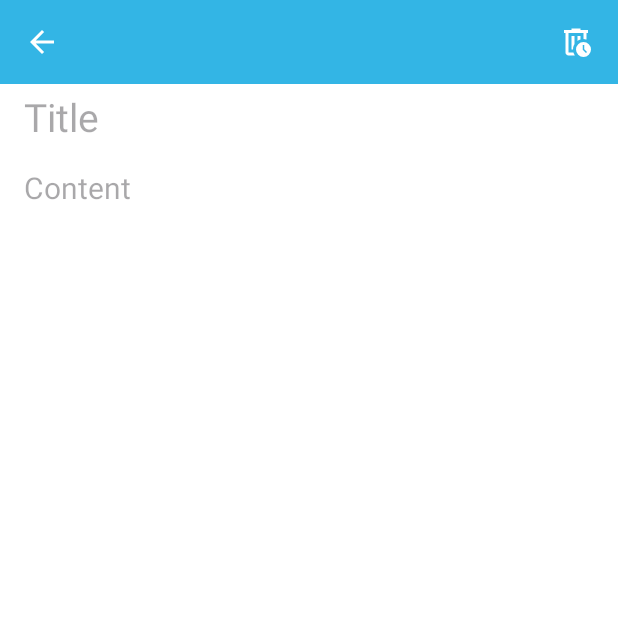
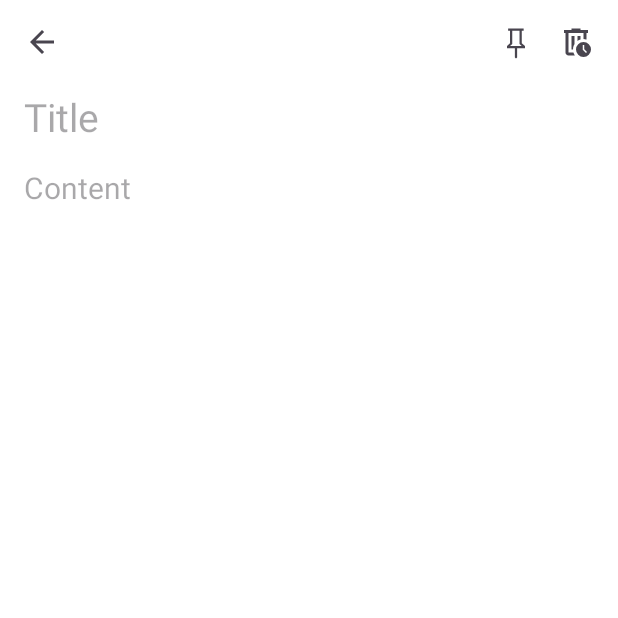
Before and after one commit to ivarjt/notes-app, an Android app built with Jetpack Compose: the screen it shows after launch (NoteEditorActivity), after a tap on an icon or button, on a phone screen of 412 x 824 dp, the top half of it. Run offline under Robolectric (Android 15) with nearby library versions, the phone set to English and light mode, and no system bars; our stand-ins replace Room's generated code.

Commit message:
feat(notes): add pinning functionality and prepare UI for dark/light mode
- Added ability to pin notes
- Updated toolbar to use transparent background
- Fixed button styles for better dark/light mode support

```diff
--- a/app/src/main/java/se/itdata/notes/MainActivity.kt
+++ b/app/src/main/java/se/itdata/notes/MainActivity.kt
@@ -20,6 +20,7 @@ class MainActivity : AppCompatActivity(), NotesAdapter.RecyclerViewEvent {
 
     private lateinit var notesAdapter: NotesAdapter
     private lateinit var recyclerViewNotes: RecyclerView
+    private lateinit var noteViewModel: NoteViewModel
 
 
     override fun onCreate(savedInstanceState: Bundle?) {
@@ -41,7 +42,7 @@ class MainActivity : AppCompatActivity(), NotesAdapter.RecyclerViewEvent {
 
         val noteDao = AppDatabase.getDatabase(applicationContext).noteDao()                         // Get Dao from database instance
         val factory = NoteViewModelFactory(noteDao)                                                 // Creates ViewModel factory passing the Dao
-        val noteViewModel = ViewModelProvider(this, factory)[NoteViewModel::class.java]     // Initializes the ViewModel using the factory
+        noteViewModel = ViewModelProvider(this, factory)[NoteViewModel::class.java]     // Initializes the ViewModel using the factory
 
         noteViewModel.allNotes.observe(this) { notes ->
             notesAdapter.submitList(notes)
@@ -88,4 +89,10 @@ class MainActivity : AppCompatActivity(), NotesAdapter.RecyclerViewEvent {
             startActivity(intent)
         }
     }
+
+    override fun onTogglePinned(position: Int) {
+        val clickedNote = notesAdapter.getNoteAt(position)
+        noteViewModel.togglePinned(clickedNote.id)
+    }
+
 }
--- a/app/src/main/java/se/itdata/notes/NoteEditorActivity.kt
+++ b/app/src/main/java/se/itdata/notes/NoteEditorActivity.kt
@@ -6,7 +6,6 @@ import android.os.Bundle
 import android.view.View
 import android.widget.EditText
 import android.widget.ImageView
-import android.widget.Toast
 import androidx.activity.ComponentActivity
 import androidx.activity.OnBackPressedCallback
 import androidx.activity.enableEdgeToEdge
@@ -30,6 +29,10 @@ class NoteEditorActivity : ComponentActivity() {
     private lateinit var noteViewModel: NoteViewModel
     private var mode: String? = null
     private var noteId: Int = -1
+
+    private lateinit var pinToggleButton: ImageView
+    private var currentNote: Note? = null
+    private var isPinnedLocal = false
 
     companion object {
         const val EXTRA_MODE = "mode" // "edit" or "create"
@@ -73,25 +76,30 @@ class NoteEditorActivity : ComponentActivity() {
             insets
         }
 
-        val noteDao = AppDatabase.getDatabase(applicationContext).noteDao()                         // Get Dao from database instance
-        val factory = NoteViewModelFactory(noteDao)                                                 // Creates ViewModel factory passing the Dao
-        noteViewModel = ViewModelProvider(this, factory)[NoteViewModel::class.java]     // Initializes the ViewModel using the factory
+        val noteDao = AppDatabase.getDatabase(applicationContext).noteDao()
+        val factory = NoteViewModelFactory(noteDao)
+        noteViewModel = ViewModelProvider(this, factory)[NoteViewModel::class.java]
 
         titleInput = findViewById(R.id.titleInput)
         contentInput = findViewById(R.id.contentInput)
         val backButton: ImageView = findViewById(R.id.arrow_back)
+        val deleteButton: ImageView = findViewById(R.id.trash_bin)
+        pinToggleButton = findViewById(R.id.buttonPinToggle)
 
         mode = intent.getStringExtra(EXTRA_MODE)
         noteId = intent.getIntExtra(EXTRA_NOTE_ID, -1)
 
         if (mode == "edit" && noteId != -1) {
-            noteViewModel.getNoteById(noteId).observe(this) {note ->
+            noteViewModel.getNoteById(noteId).observe(this) { note ->
                 if (note != null) {
+                    currentNote = note
                     titleInput.setText(note.title)
                     contentInput.setText(note.content)
+                    updatePinIcon(note.pinned)
                 }
             }
         }
+
         val intentMain = Intent(this, MainActivity::class.java)
         val options = ActivityOptionsCompat.makeSceneTransitionAnimation(this)
 
@@ -108,12 +116,30 @@ class NoteEditorActivity : ComponentActivity() {
             }
         })
 
-        val deleteButton: ImageView = findViewById(R.id.trash_bin)
         deleteButton.setOnClickListener {
             deleteNote()
             startActivity(intentMain, options.toBundle())
         }
 
+        pinToggleButton.setOnClickListener {
+            if (mode == "edit" && currentNote != null) {
+                // Editing existing note → update DB immediately
+                noteViewModel.togglePinned(currentNote!!.id)
+            } else {
+                // Creating new note → just toggle local variable
+                isPinnedLocal = !isPinnedLocal
+                updatePinIcon(isPinnedLocal)
+            }
+        }
+
+    }
+
+    private fun updatePinIcon(isPinned: Boolean) {
+        if (isPinned) {
+            pinToggleButton.setImageResource(R.drawable.keep_filled)
+        } else {
+            pinToggleButton.setImageResource(R.drawable.keep_outline)
+        }
     }
 
     private fun saveNote() {
@@ -121,23 +147,29 @@ class NoteEditorActivity : ComponentActivity() {
         val currentContent = contentInput.text.toString()
 
         if (currentTitle.isBlank() && currentContent.isBlank()) {
-            // Don't save note if blank
             return
         } else {
-            // Save note if note contains data
-         if (mode == "edit" && noteId != -1) {
-             val updatedNote = Note(id = noteId, title = currentTitle, content = currentContent)
-             noteViewModel.update(updatedNote)
-         } else {
-             val newNote = Note(title = currentTitle, content = currentContent)
-             noteViewModel.insert(newNote)
-         }
+            if (mode == "edit" && noteId != -1) {
+                val updatedNote = currentNote?.copy(
+                    title = currentTitle,
+                    content = currentContent
+                ) ?: Note(id = noteId, title = currentTitle, content = currentContent)
+                noteViewModel.update(updatedNote)
+            } else {
+                val newNote = Note(
+                    title = currentTitle,
+                    content = currentContent,
+                    pinned = isPinnedLocal // store pinned state
+                )
+                noteViewModel.insert(newNote)
+            }
         }
     }
 
+
     private fun deleteNote() {
         if (mode == "edit" && noteId != -1) {
-            noteViewModel.getNoteById(noteId).observe(this) {note ->
+            noteViewModel.getNoteById(noteId).observe(this) { note ->
                 if (note != null) {
                     noteViewModel.delete(note)
                 }
--- a/app/src/main/java/se/itdata/notes/database/Note.kt
+++ b/app/src/main/java/se/itdata/notes/database/Note.kt
@@ -8,4 +8,5 @@ data class Note(
     @PrimaryKey(autoGenerate = true) val id: Int = 0,
     val title: String,
     val content: String,
+    val pinned: Boolean = false // true if pinned, false if not pinned
 )
--- a/app/src/main/java/se/itdata/notes/database/NoteDao.kt
+++ b/app/src/main/java/se/itdata/notes/database/NoteDao.kt
@@ -26,5 +26,7 @@ interface NoteDao {
     @Query("SELECT * FROM notes WHERE id = :id")
     fun getNoteById(id: Int): LiveData<Note>
 
-    //TODO: Delete note, Edit Note
+    @Query("UPDATE notes SET pinned = NOT pinned WHERE id = :id")
+    suspend fun togglePinned(id: Int)
+
 }
--- a/app/src/main/java/se/itdata/notes/ui/adapter/NotesAdapter.kt
+++ b/app/src/main/java/se/itdata/notes/ui/adapter/NotesAdapter.kt
@@ -58,6 +58,7 @@ class NotesAdapter(private val context: Context,
 
     interface RecyclerViewEvent {
         fun onNoteClick(position: Int)
+        fun onTogglePinned(position: Int)
     }
 
 }
--- a/app/src/main/java/se/itdata/notes/viewmodel/NoteViewModel.kt
+++ b/app/src/main/java/se/itdata/notes/viewmodel/NoteViewModel.kt
@@ -32,4 +32,10 @@ class NoteViewModel(private val noteDao: NoteDao) : ViewModel() {
         return noteDao.getNoteById(id)
     }
 
+    fun togglePinned(id: Int) {
+        viewModelScope.launch {
+            noteDao.togglePinned(id)
+        }
+    }
+
 }
--- a/app/src/main/res/drawable/baseline_arrow_back_24.xml
+++ b/app/src/main/res/drawable/baseline_arrow_back_24.xml
@@ -1,5 +1,12 @@
-<vector xmlns:android="http://schemas.android.com/apk/res/android" android:autoMirrored="true" android:height="24dp" android:tint="#FFFFFF" android:viewportHeight="24" android:viewportWidth="24" android:width="24dp">
+<vector xmlns:android="http://schemas.android.com/apk/res/android"
+    android:autoMirrored="true"
+    android:width="24dp"
+    android:height="24dp"
+    android:viewportWidth="24"
+    android:viewportHeight="24"
+    android:tint="?attr/colorControlNormal">
 
-    <path android:fillColor="@android:color/white" android:pathData="M20,11H7.83l5.59,-5.59L12,4l-8,8 8,8 1.41,-1.41L7.83,13H20v-2z"/>
-
+    <path
+        android:pathData="M20,11H7.83l5.59,-5.59L12,4l-8,8 8,8 1.41,-1.41L7.83,13H20v-2z"
+        android:fillColor="?attr/colorControlNormal" />
 </vector>
--- /dev/null
+++ b/app/src/main/res/drawable/keep_filled.xml
@@ -0,0 +1,12 @@
+<vector xmlns:android="http://schemas.android.com/apk/res/android"
+    android:width="24dp"
+    android:height="24dp"
+    android:viewportWidth="960"
+    android:viewportHeight="960"
+    android:tint="?attr/colorControlNormal"
+    android:autoMirrored="true">
+
+  <path
+      android:pathData="m634,512 l86,77v60L510,649v241l-30,30 -30,-30v-241L240,649v-60l80,-77v-333h-50v-60h414v60h-50v333Z"
+      android:fillColor="?attr/colorControlNormal" />
+</vector>
--- /dev/null
+++ b/app/src/main/res/drawable/keep_outline.xml
@@ -0,0 +1,12 @@
+<vector xmlns:android="http://schemas.android.com/apk/res/android"
+    android:width="24dp"
+    android:height="24dp"
+    android:viewportWidth="960"
+    android:viewportHeight="960"
+    android:autoMirrored="true"
+    android:tint="?attr/colorControlNormal">
+
+  <path
+      android:pathData="m634,512 l86,77v60L510,649v241l-30,30 -30,-30v-241L240,649v-60l80,-77v-332h-50v-60h414v60h-50v332ZM321,589h312l-59,-55v-354L380,180v354l-59,55ZM477,589Z"
+      android:fillColor="?attr/colorControlNormal" />
+</vector>
--- a/app/src/main/res/drawable/outline_auto_delete_24.xml
+++ b/app/src/main/res/drawable/outline_auto_delete_24.xml
@@ -1,5 +1,11 @@
-<vector xmlns:android="http://schemas.android.com/apk/res/android" android:height="24dp" android:tint="#FFFFFF" android:viewportHeight="960" android:viewportWidth="960" android:width="24dp">
+<vector xmlns:android="http://schemas.android.com/apk/res/android"
+    android:width="24dp"
+    android:height="24dp"
+    android:viewportWidth="960"
+    android:viewportHeight="960"
+    android:tint="?attr/colorControlNormal">
 
-    <path android:fillColor="@android:color/white" android:pathData="M280,240L280,240L280,400Q280,400 280,481.5Q280,563 280,680Q280,701 280,721Q280,741 280,760L280,760Q280,760 280,760Q280,760 280,760L280,240ZM450,840L280,840Q247,840 223.5,816.5Q200,793 200,760L200,240L160,240L160,160L360,160L360,120L600,120L600,160L800,160L800,240L760,240L760,412Q743,407 720.5,403.5Q698,400 680,400L680,240L280,240L280,760Q280,760 280,760Q280,760 280,760L412,760Q418,781 428,801.5Q438,822 450,840ZM360,680L400,680Q400,617 420,576.5Q440,536 440,536L440,320L360,320L360,680ZM520,450Q537,439 558.5,428Q580,417 600,412L600,320L520,320L520,450ZM680,880Q597,880 538.5,821.5Q480,763 480,680Q480,597 538.5,538.5Q597,480 680,480Q763,480 821.5,538.5Q880,597 880,680Q880,763 821.5,821.5Q763,880 680,880ZM746,774L774,746L700,672L700,560L660,560L660,688L746,774Z"/>
-
+    <path
+        android:pathData="M280,240L280,240L280,400Q280,400 280,481.5Q280,563 280,680Q280,701 280,721Q280,741 280,760L280,760Q280,760 280,760Q280,760 280,760L280,240ZM450,840L280,840Q247,840 223.5,816.5Q200,793 200,760L200,240L160,240L160,160L360,160L360,120L600,120L600,160L800,160L800,240L760,240L760,412Q743,407 720.5,403.5Q698,400 680,400L680,240L280,240L280,760Q280,760 280,760Q280,760 280,760L412,760Q418,781 428,801.5Q438,822 450,840ZM360,680L400,680Q400,617 420,576.5Q440,536 440,536L440,320L360,320L360,680ZM520,450Q537,439 558.5,428Q580,417 600,412L600,320L520,320L520,450ZM680,880Q597,880 538.5,821.5Q480,763 480,680Q480,597 538.5,538.5Q597,480 680,480Q763,480 821.5,538.5Q880,597 880,680Q880,763 821.5,821.5Q763,880 680,880ZM746,774L774,746L700,672L700,560L660,560L660,688L746,774Z"
+        android:fillColor="?attr/colorControlNormal" />
 </vector>
--- a/app/src/main/res/layout/note_editor_toolbar.xml
+++ b/app/src/main/res/layout/note_editor_toolbar.xml
@@ -1,9 +1,9 @@
 <?xml version="1.0" encoding="utf-8"?>
 <RelativeLayout xmlns:android="http://schemas.android.com/apk/res/android"
+    xmlns:app="http://schemas.android.com/apk/res-auto"
     android:layout_width="match_parent"
     android:layout_height="wrap_content"
-    android:background="@android:color/holo_blue_light">
-
+    android:background="@android:color/transparent">
 
     <RelativeLayout
         android:layout_width="match_parent"
@@ -11,19 +11,33 @@
         android:padding="16dp">
 
         <ImageView
-            android:layout_width="wrap_content"
-            android:layout_height="wrap_content"
             android:id="@+id/arrow_back"
+            android:layout_width="24dp"
+            android:layout_height="24dp"
             android:layout_centerVertical="true"
-            android:src="@drawable/baseline_arrow_back_24"/>
+            android:src="@drawable/baseline_arrow_back_24"
+            app:tint="?attr/colorControlNormal" />
 
         <ImageView
-            android:layout_width="wrap_content"
-            android:layout_height="wrap_content"
+            android:id="@+id/buttonPinToggle"
+            android:layout_width="24dp"
+            android:layout_height="24dp"
+            android:layout_centerVertical="true"
+            android:layout_toStartOf="@id/trash_bin"
+            android:layout_marginEnd="16dp"
+            android:src="@drawable/keep_outline"
+            android:clickable="true"
+            android:focusable="true"
+            app:tint="?attr/colorControlNormal" />
+
+        <ImageView
             android:id="@+id/trash_bin"
+            android:layout_width="24dp"
+            android:layout_height="24dp"
             android:layout_centerVertical="true"
+            android:layout_alignParentEnd="true"
             android:src="@drawable/outline_auto_delete_24"
-            android:layout_alignParentEnd="true"/> <!-- TODO:  only show in edit mode -->
+            app:tint="?attr/colorControlNormal" />
 
         <!-- TODO: Add buttons for pinned, reminder-->
 
```
